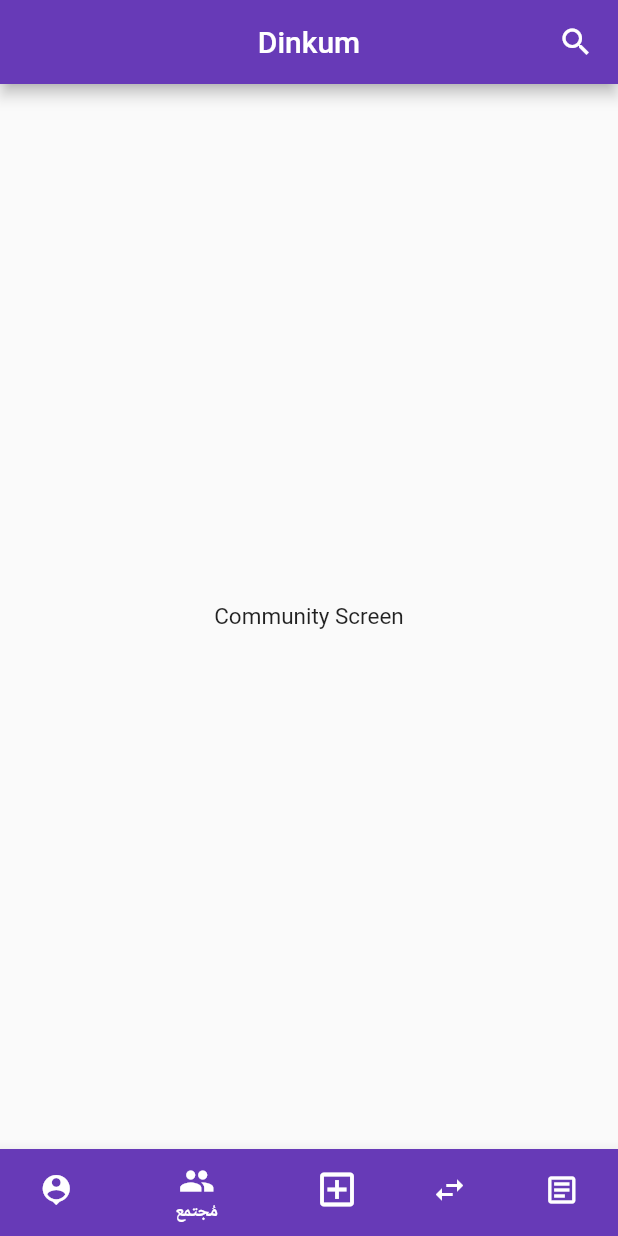
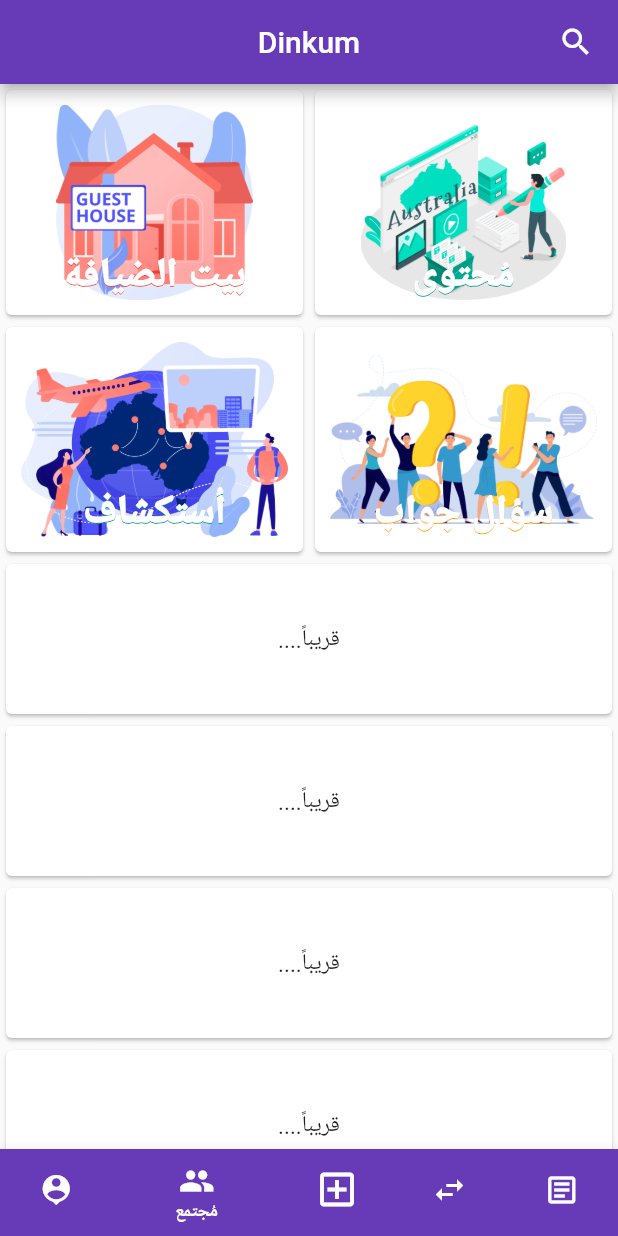
Before and after one commit to eLMoMaNi/dinkum_app, a Flutter app: the screen it shows once a user with an empty profile is signed in, item 4 of the bottom bar chosen, on a phone screen of 412 x 824 dp. Run offline on Flutter 3.47's test engine with Material 2 defaults, Android fonts, the phone set to English and light mode, and no system bars; our stand-ins replace cloud_firestore, firebase_auth, firebase_core, firebase_storage, flutter_login, image_picker; accounts and stored records are empty.

Commit message:
added demo community screen

```diff
--- a/lib/screens/dashboard/community_screen.dart
+++ b/lib/screens/dashboard/community_screen.dart
@@ -1,10 +1,64 @@
+import 'package:dinkum_app/widgets/community/commuinty_category_card.dart';
 import 'package:flutter/material.dart';
 
 class CommunityScreen extends StatelessWidget {
   @override
   Widget build(BuildContext context) {
-    return Center(
-      child: Text("Community Screen"),
+    return ListView(
+      children: [
+        Table(
+          children: [
+            TableRow(children: [
+              _createCard("content", Colors.teal),
+              _createCard("geusthouse", Colors.red),
+            ]),
+            TableRow(children: [
+              _createCard("qna", Colors.orange),
+              _createCard("explore", Colors.teal),
+            ])
+          ],
+        ),
+        Card(
+          child: Container(
+            height: 100,
+            child: Center(
+              child: Text("قريباً...."),
+            ),
+          ),
+        ),
+        Card(
+          child: Container(
+            height: 100,
+            child: Center(
+              child: Text("قريباً...."),
+            ),
+          ),
+        ),
+        Card(
+          child: Container(
+            height: 100,
+            child: Center(
+              child: Text("قريباً...."),
+            ),
+          ),
+        ),
+        Card(
+          child: Container(
+            height: 100,
+            child: Center(
+              child: Text("قريباً...."),
+            ),
+          ),
+        ),
+      ],
+    );
+  }
+
+  Widget _createCard(String category, MaterialColor color) {
+    return Card(
+      child: Container(
+          height: 150,
+          child: CommunityCateCard(category, Icons.ac_unit, color)),
     );
   }
 }
--- /dev/null
+++ b/lib/widgets/community/commuinty_category_card.dart
@@ -0,0 +1,105 @@
+import 'package:flutter/material.dart';
+
+class CommunityCateCard extends StatelessWidget {
+  final String _category;
+  final IconData _icon;
+  final MaterialColor _color;
+  const CommunityCateCard(this._category, this._icon, this._color);
+
+  @override
+  Widget build(BuildContext context) {
+    String text;
+    switch (_category) {
+      case "content":
+        text = "مُحتوى";
+        break;
+      case "qna":
+        text = "سؤال جواب";
+        break;
+      case "geusthouse":
+        text = "بيت الضيافة";
+        break;
+      case "explore":
+        text = "أستكشاف";
+        break;
+      default:
+    }
+
+    return Container(
+      margin: EdgeInsets.all(10),
+      child: Stack(
+        children: [
+          Container(
+            decoration: BoxDecoration(
+              color: Colors.white,
+              image: DecorationImage(
+                image: AssetImage("assets/img/community/$_category.png"), //??
+                //image: NetworkImage("https://via.placeholder.com/300"),
+                fit: BoxFit.contain,
+                // colorFilter: ColorFilter.mode(
+                //   Colors.black.withOpacity(0.04),
+                //   BlendMode.srcOver,
+                // ),
+              ),
+              borderRadius: BorderRadius.circular(10),
+              // boxShadow: [
+              //   BoxShadow(
+              //       color: Colors.black,
+              //       offset: Offset(1, 1),
+              //       blurRadius: 10,
+              //       spreadRadius: -2)
+              // ],
+            ),
+            child: Center(
+              child: Column(
+                mainAxisAlignment: MainAxisAlignment.end,
+                children: [
+                  Container(
+                    decoration: BoxDecoration(
+                      borderRadius: BorderRadius.circular(50),
+                      // color: Colors.black12,
+                    ),
+                    child: FittedBox(
+                      fit: BoxFit.contain,
+                      child: Text(
+                        text,
+                        style: TextStyle(
+                            color: Colors.white,
+                            fontFamily: "Comfortaa",
+                            fontSize: 26,
+                            fontWeight: FontWeight.w900,
+                            shadows: [
+                              Shadow(
+                                color: _color,
+                                offset: Offset(0, 1),
+                                blurRadius: 0,
+                              )
+                            ]),
+                      ),
+                    ),
+                  ),
+                ],
+              ),
+            ),
+          ),
+          Positioned.fill(
+              child: Material(
+            color: Colors.transparent,
+            child: InkWell(
+              splashColor: _color,
+              onTap: () {},
+            ),
+          )),
+          // Container(
+          //   decoration: BoxDecoration(
+          //     gradient: RadialGradient(colors: [
+          //       _color[200].withAlpha(100),
+          //       _color[300].withAlpha(100)
+          //     ]),
+          //  ),
+          //)
+        ],
+      ),
+    );
+  }
+}
```
Also changed, not shown: pubspec.yaml (+5 -3 lines), assets/img/community/content.png (added), assets/img/community/explore.png (added), assets/img/community/geusthouse.png (added), assets/img/community/qna.png (added).
